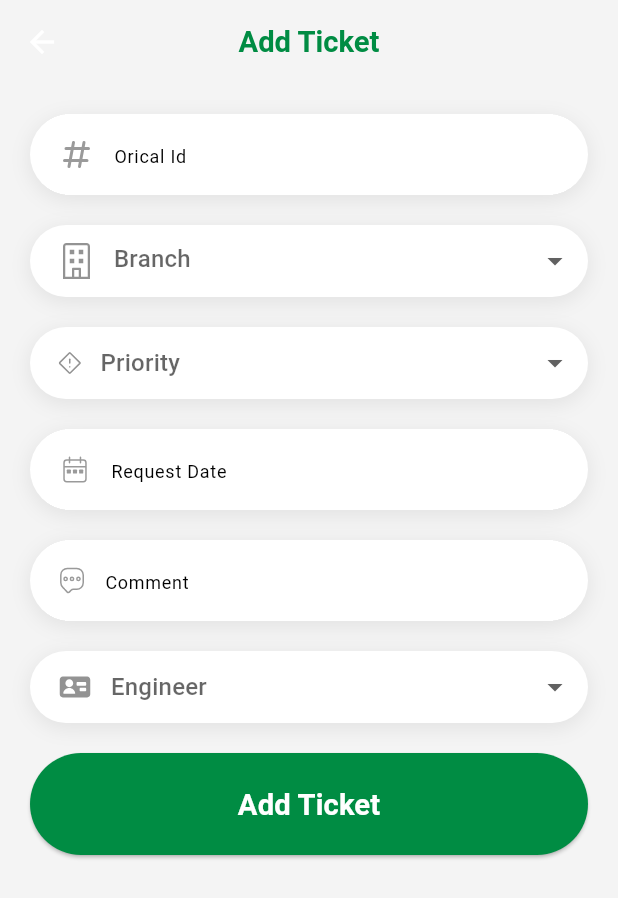
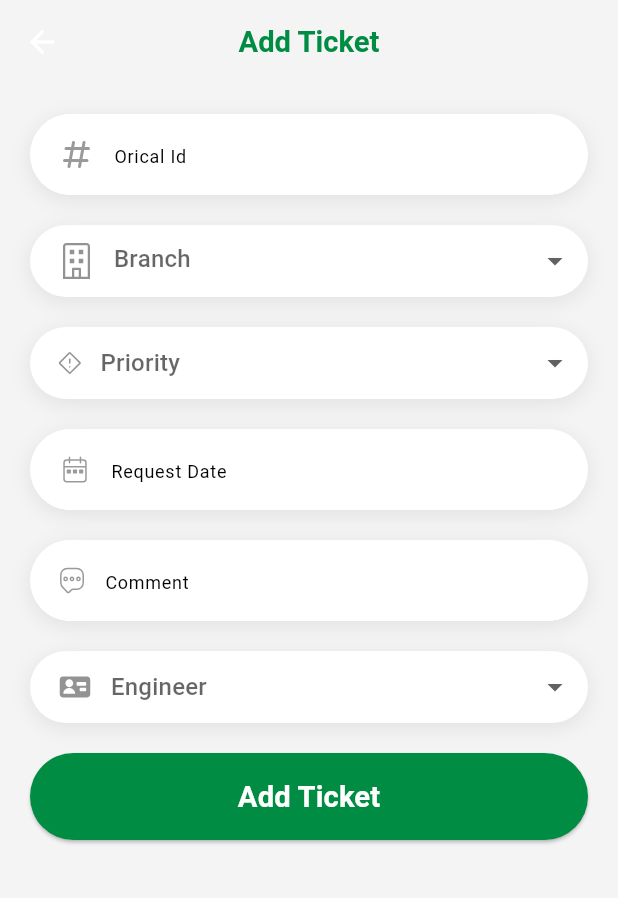
Before and after one commit to AhmadHamdy1101/EFS-Misr, a Flutter app: the AddTicketsPageBody screen opened directly, on a phone screen of 412 x 824 dp. Shown: the top 898 px of the screen. Run offline on Flutter 3.47's test engine with Material 3 defaults, Android fonts, the phone set to English and light mode, and no system bars; our stand-ins replace dartz, flutter_bloc, flutter_svg, get, get_it and 5 more; missing offline and left inert: dart:ffi, file_saver, mobile_scanner, syncfusion_flutter_xlsio; accounts and stored records are empty; Roboto replaces fonts that are missing (lato).

Commit message:
update 20/9/2025 6:13

```diff
--- a/lib/Features/Home/presentation/pages/assets_details_page.dart
+++ b/lib/Features/Home/presentation/pages/assets_details_page.dart
@@ -16,7 +16,6 @@ final Assets assets;
 
     return Scaffold(
         appBar: AppBar(
-          backgroundColor: Colors.transparent,
 
           centerTitle: true,
           title: Text(
@@ -26,6 +25,6 @@ final Assets assets;
             ).copyWith(color: AppColors.green),
           ),
         ),
-        backgroundColor: AppColors.appBackground,body: AssetsDetailsPageBody(assets: assets,)) ;
+        body: AssetsDetailsPageBody(assets: assets,)) ;
   }
 }
--- a/lib/Features/Home/presentation/widgets/add_Tickets_page_body.dart
+++ b/lib/Features/Home/presentation/widgets/add_Tickets_page_body.dart
@@ -43,10 +43,7 @@ class _AddTicketsPageBodyState extends State<AddTicketsPageBody> {
     final TextEditingController engineer = TextEditingController();
 
     return Scaffold(
-      backgroundColor: AppColors.appBackground,
       appBar: AppBar(
-        backgroundColor: Colors.transparent,
-
         centerTitle: true,
         title: Text(
           'Add Ticket'.tr,
@@ -107,8 +104,17 @@ class _AddTicketsPageBodyState extends State<AddTicketsPageBody> {
                     Data: status,
                   ),
                   SizedBox(
-                      width: screenWidth,
-                      child: CustomButtonWidget(screenWidth: screenWidth,color: AppColors.green,text: 'Add Ticket',onpressed: (){},foregroundcolor: AppColors.white,textstyle: AppTextStyle.latoBold26(context),toppadding: 20,)),
+                    width: screenWidth,
+                    child: CustomButtonWidget(
+                      screenWidth: screenWidth,
+                      color: AppColors.green,
+                      text: 'Add Ticket',
+                      onpressed: () {},
+                      foregroundcolor: AppColors.white,
+                      textstyle: AppTextStyle.latoBold26(context),
+                      toppadding: 15,
+                    ),
+                  ),
                 ],
               ),
             ),
--- a/lib/Features/Home/presentation/widgets/assets_page_details_body.dart
+++ b/lib/Features/Home/presentation/widgets/assets_page_details_body.dart
@@ -46,7 +46,6 @@ class _AssetsDetailsPageBodyState extends State<AssetsDetailsPageBody> {
               borderRadius: BorderRadius.circular(16),
             ),
             elevation: 4,
-            color: AppColors.white,
             margin: const EdgeInsets.all(12),
             child: Container(
               padding: EdgeInsets.symmetric(vertical: 20, horizontal: 20),
@@ -135,7 +134,7 @@ class _AssetsDetailsPageBodyState extends State<AssetsDetailsPageBody> {
                     width: screenWidth,
                     padding: const EdgeInsets.all(15),
                     decoration: BoxDecoration(
-                      color: AppColors.lightGray,
+                      color: Theme.of(context).colorScheme.tertiary,
                       borderRadius: BorderRadius.circular(10),
                     ),
                     child: Column(
```
Also changed, not shown: lib/Features/Home/presentation/widgets/accounts_page_body.dart (+21 -7 lines).
